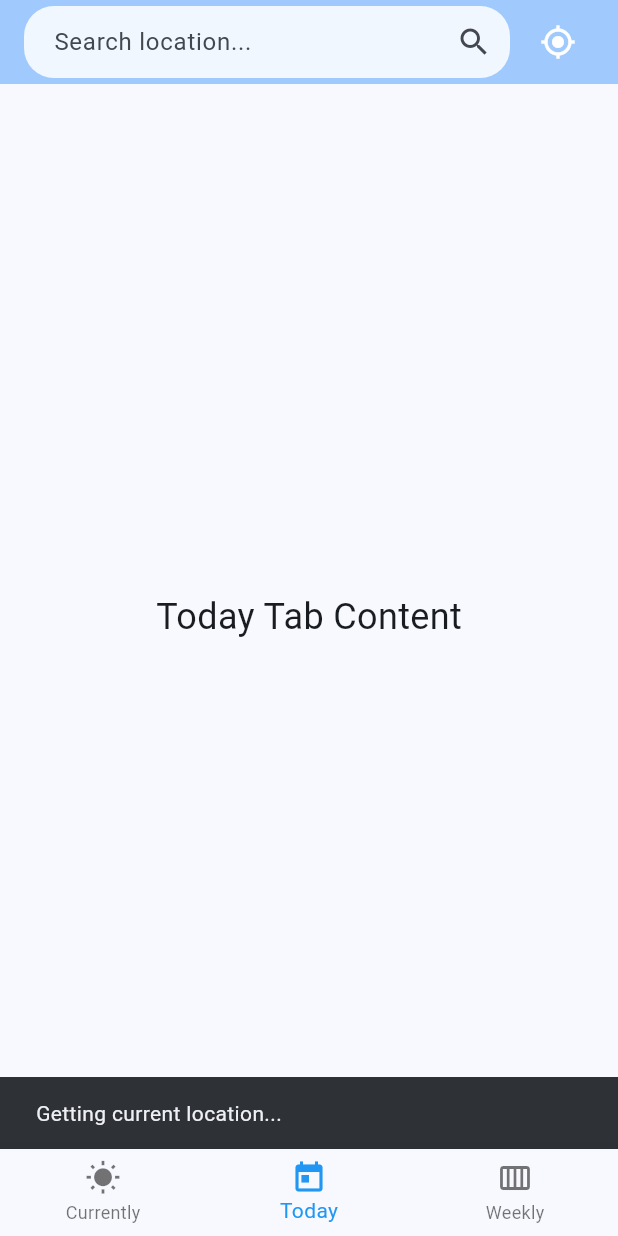
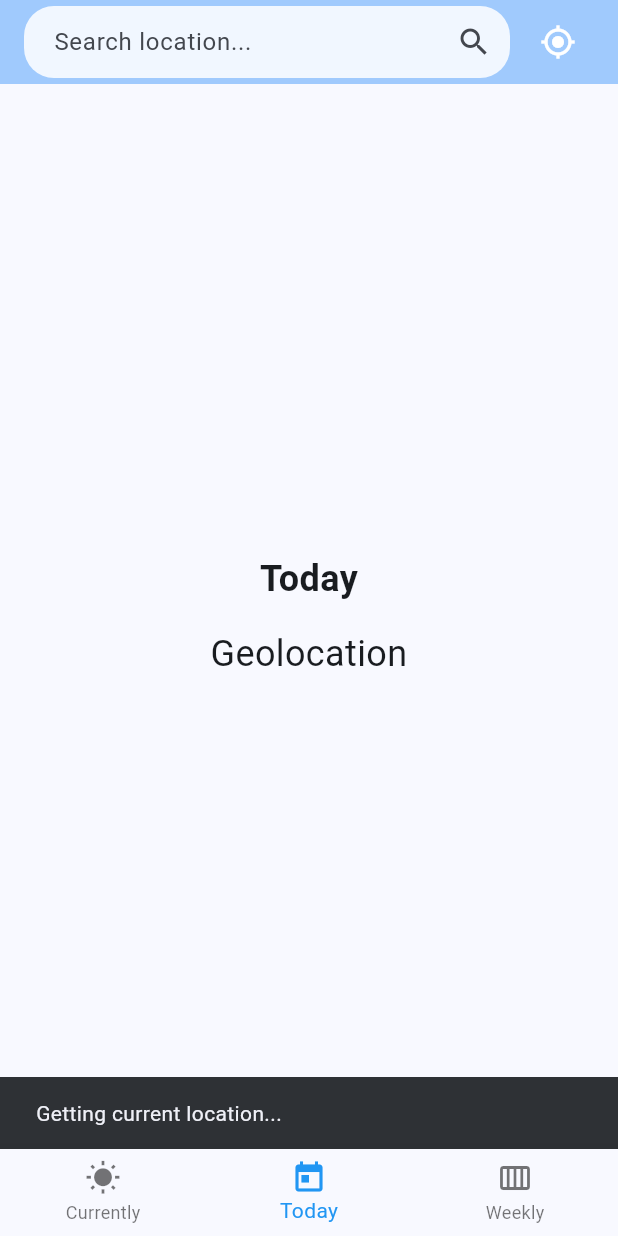
Before and after one commit to R-luiz/weather_app, a Flutter app: the screen it shows after launch, item 2 of the bottom bar chosen, after a tap on the "my location" icon, on a phone screen of 412 x 824 dp. Run offline on Flutter 3.47's test engine with Material 3 defaults, Android fonts, the phone set to English and light mode, and no system bars.

Commit message:
added ex02

```diff
--- a/lib/main.dart
+++ b/lib/main.dart
@@ -32,6 +32,9 @@ class _HomePageState extends State<HomePage>
   late TabController _tabController;
   final TextEditingController _searchController = TextEditingController();
 
+  // State variable to track the displayed text
+  String _displayText = '';
+
   @override
   void initState() {
     super.initState();
@@ -42,15 +45,23 @@ class _HomePageState extends State<HomePage>
   }
 
   void _getLocation() {
-    // TODO: Implement geolocation functionality
+    // Update state for geolocation
+    setState(() {
+      _displayText = "Geolocation";
+    });
+
     ScaffoldMessenger.of(context).showSnackBar(
       const SnackBar(content: Text('Getting current location...')),
     );
   }
 
   void _searchLocation() {
-    // TODO: Implement search functionality
+    // Implement search functionality
     if (_searchController.text.isNotEmpty) {
+      setState(() {
+        _displayText = _searchController.text;
+      });
+
       ScaffoldMessenger.of(context).showSnackBar(
         SnackBar(content: Text('Searching for: ${_searchController.text}')),
       );
@@ -63,6 +74,31 @@ class _HomePageState extends State<HomePage>
     _tabController.dispose();
     _searchController.dispose();
     super.dispose();
+  }
+
+  // Helper method to build tab content
+  Widget _buildTabContent(String tabName) {
+    return Center(
+      child: Column(
+        mainAxisAlignment: MainAxisAlignment.center,
+        children: [
+          Text(
+            tabName,
+            style: const TextStyle(fontSize: 24, fontWeight: FontWeight.bold),
+            textAlign: TextAlign.center,
+          ),
+          if (_displayText.isNotEmpty)
+            Padding(
+              padding: const EdgeInsets.only(top: 16.0),
+              child: Text(
+                _displayText,
+                style: const TextStyle(fontSize: 24),
+                textAlign: TextAlign.center,
+              ),
+            ),
+        ],
+      ),
+    );
   }
 
   @override
@@ -104,19 +140,10 @@ class _HomePageState extends State<HomePage>
       ),
       body: TabBarView(
         controller: _tabController,
-        children: const [
-          Center(
-            child: Text(
-              'Currently Tab Content',
-              style: TextStyle(fontSize: 24),
-            ),
-          ),
-          Center(
-            child: Text('Today Tab Content', style: TextStyle(fontSize: 24)),
-          ),
-          Center(
-            child: Text('Weekly Tab Content', style: TextStyle(fontSize: 24)),
-          ),
+        children: [
+          _buildTabContent('Currently'),
+          _buildTabContent('Today'),
+          _buildTabContent('Weekly'),
         ],
       ),
       bottomNavigationBar: BottomNavigationBar(
```
